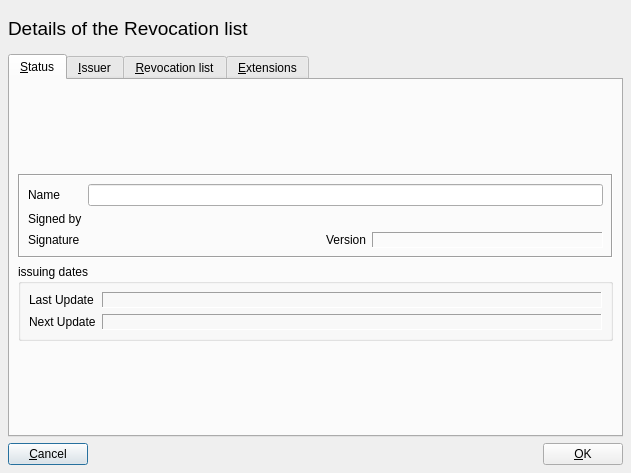
Old version of the form ui/CrlDetail.ui in the repository chris2511/xca.
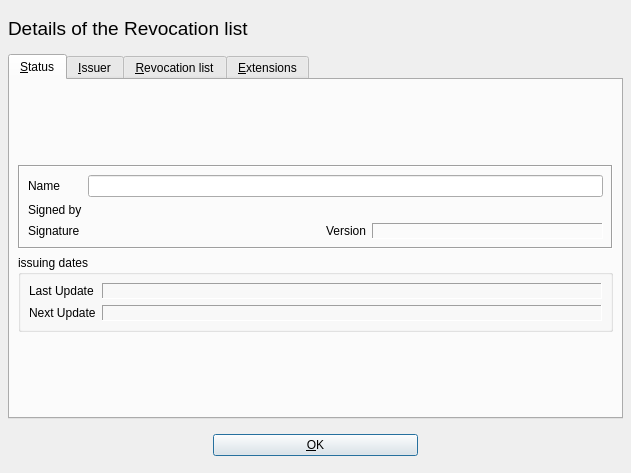
New version of the form. Custom widgets are drawn as their Qt base class.

Diff of the .ui file:
```diff
--- a/ui/CrlDetail.ui
+++ b/ui/CrlDetail.ui
@@ -351,13 +351,6 @@
      <property name="spacing" >
       <number>6</number>
      </property>
-     <item>
-      <widget class="QPushButton" name="but_cancel" >
-       <property name="text" >
-        <string>&amp;Cancel</string>
-       </property>
-      </widget>
-     </item>
      <item>
       <spacer>
        <property name="orientation" >
@@ -368,32 +361,47 @@
        </property>
        <property name="sizeHint" >
         <size>
-         <width>20</width>
-         <height>20</height>
+         <width>81</width>
+         <height>40</height>
         </size>
        </property>
       </spacer>
      </item>
      <item>
       <widget class="QPushButton" name="but_ok" >
+       <property name="sizePolicy" >
+        <sizepolicy>
+         <hsizetype>3</hsizetype>
+         <vsizetype>0</vsizetype>
+         <horstretch>0</horstretch>
+         <verstretch>0</verstretch>
+        </sizepolicy>
+       </property>
        <property name="text" >
         <string>&amp;OK</string>
        </property>
       </widget>
      </item>
+     <item>
+      <spacer>
+       <property name="orientation" >
+        <enum>Qt::Horizontal</enum>
+       </property>
+       <property name="sizeHint" >
+        <size>
+         <width>40</width>
+         <height>20</height>
+        </size>
+       </property>
+      </spacer>
+     </item>
     </layout>
    </item>
   </layout>
+  <widget class="QWidget" name="" />
  </widget>
  <pixmapfunction></pixmapfunction>
  <customwidgets>
-  <customwidget>
-   <class>ClickLabel</class>
-   <extends>QWidget</extends>
-   <header>widgets/clicklabel.h</header>
-   <container>0</container>
-   <pixmap></pixmap>
-  </customwidget>
   <customwidget>
    <class>DistName</class>
    <extends></extends>
@@ -401,6 +409,13 @@
    <container>1</container>
    <pixmap></pixmap>
   </customwidget>
+  <customwidget>
+   <class>ClickLabel</class>
+   <extends>QWidget</extends>
+   <header>widgets/clicklabel.h</header>
+   <container>0</container>
+   <pixmap></pixmap>
+  </customwidget>
  </customwidgets>
  <resources/>
  <connections/>
```
